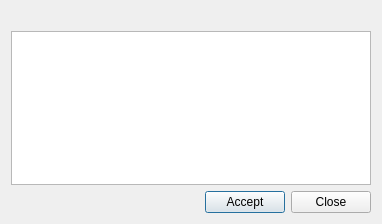
The window that ui/basic_info.ui (Giswater/giswater_qgis_plugin) describes before a commit, drawn with Qt 5.
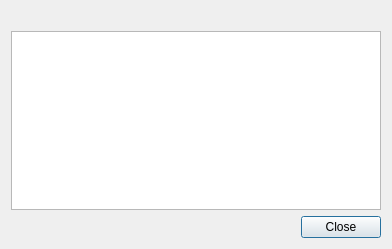
The same window after the commit.

Commit message: #731 Manage exception show information to the user

```diff
--- a/ui/basic_info.ui
+++ b/ui/basic_info.ui
@@ -6,8 +6,8 @@
    <rect>
     <x>0</x>
     <y>0</y>
-    <width>382</width>
-    <height>224</height>
+    <width>392</width>
+    <height>249</height>
    </rect>
   </property>
   <property name="windowTitle">
@@ -46,13 +46,6 @@
        </property>
       </spacer>
      </item>
-     <item>
-      <widget class="QPushButton" name="btn_accept">
-       <property name="text">
-        <string>Accept</string>
-       </property>
-      </widget>
-     </item>
      <item>
       <widget class="QPushButton" name="btn_close">
        <property name="text">
```
Left out of the diff: 21 changed lines with no effect on the pictures. The commit also changes 1 other file.
